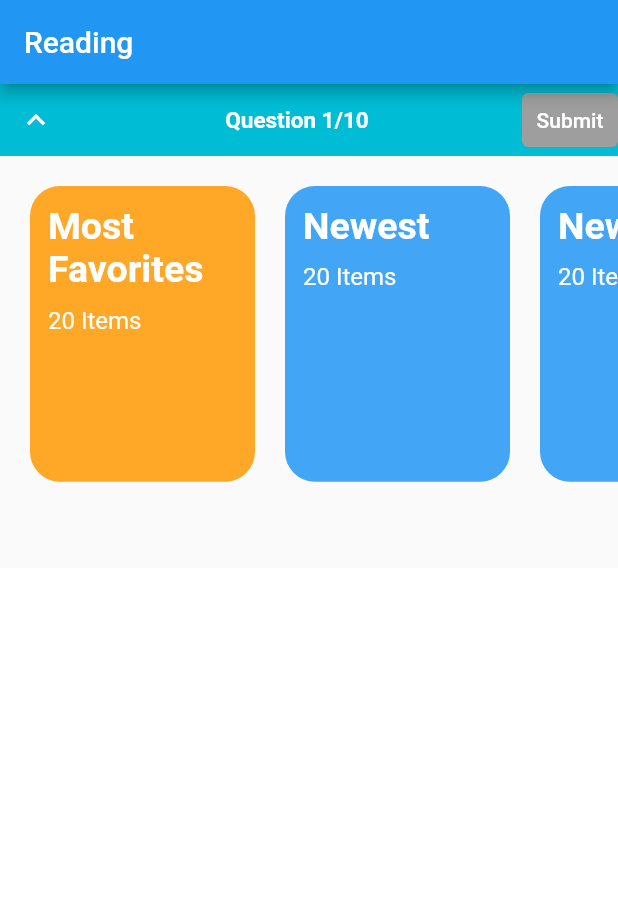
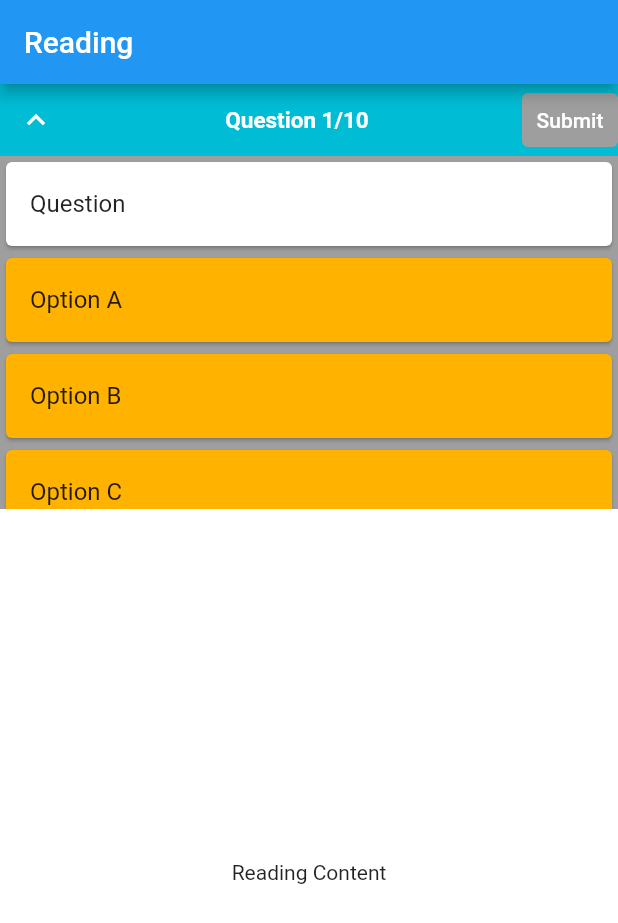
Before and after one commit to entest-hai/flutter_ielts, a Flutter app: the screen it shows after launch, on a phone screen of 412 x 824 dp. Shown: the top 923 px of the screen. Run offline on Flutter 3.47's test engine with Material 2 defaults, Android fonts, the light colour scheme and no system bars.

Commit message:
update questionpageview

```diff
--- a/lib/main.dart
+++ b/lib/main.dart
@@ -43,25 +43,72 @@ class _ReadingViewState extends State<ReadingView> {
       ),
       body: Column(
         children: [
-          _QuestionView(isHidden),
-          _OptionView(size, isHidden),
+          _QuestionBar(isHidden),
+         _QuestionPageView(size, isHidden),
           _ReadingContentView(size)
         ],
       )
     );
   }
 
-  Widget _ReadingContentView(size){
-    return Expanded(
-          child: Container(
-        color: Colors.white,
-        width: size.width,
-        height: size.height,
+  Widget _QuestionView(){
+    return ListView(
+      children: [
+        Card(
+          color: Colors.white,
+          child: ListTile(
+            title: Text("Question"),
+          )
+          ),
+        Card(
+          color: Colors.amber[600],
+          child: ListTile(
+            title: Text("Option A"),
+          )
+          ),
+        Card(
+          color: Colors.amber[600],
+          child: ListTile(
+            title: Text("Option B"),
+          )
+          ),
+        Card(
+          color: Colors.amber[600],
+          child: ListTile(
+            title: Text("Option C"),
+          )
+          ),
+        Card(
+          color: Colors.amber[600],
+          child: ListTile(
+            title: Text("Option D"),
+          )
+          ),
+      ],
+    );
+  }
+
+  Widget _QuestionPageView(size, isHidden){
+    return  Container(
+      width: size.width,
+      height: isHidden ? 0 : size.height / 3.5,
+      child: PageView(
+        children: [
+          Container(
+            color: Colors.grey,
+            child: _QuestionView(),
+          )
+          ,
+          Container(
+            color: Colors.grey,
+            child: _QuestionView(),
+          ),
+        ],
       ),
     );
   }
 
-  Widget _OptionView(size, isHidden) {
+  Widget _OptionViewA(size, isHidden) {
     return AnimatedOpacity(
       opacity: 1,
       duration: const Duration(microseconds: 200),
@@ -69,13 +116,13 @@ class _ReadingViewState extends State<ReadingView> {
         duration: const Duration(microseconds: 200),
         width: size.width,
         alignment: Alignment.topCenter,
-        height: isHidden ? 0 : size.height / 3,
+        height: isHidden ? 0 : size.height / 3.5,
         child: CategoriesScroller(),
       ),
       );
   }
 
-  Widget _QuestionView(isHidden) {
+  Widget _QuestionBar(isHidden) {
     return Container(
             color: Colors.cyan,
             child: Row(
@@ -110,6 +157,19 @@ class _ReadingViewState extends State<ReadingView> {
           );
   }
 
+  Widget _ReadingContentView(size){
+    return Expanded(
+        child: Container(
+          color: Colors.white,
+          width: size.width,
+          height: size.height,
+          child: Center(
+            child: Text("Reading Content"),
+          ),
+      ),
+    );
+  }
+
   void collapse() {
     setState(() {
       isHidden = !isHidden;
@@ -117,9 +177,10 @@ class _ReadingViewState extends State<ReadingView> {
   }
 }
 
+
+
 class CategoriesScroller extends StatelessWidget {
   const CategoriesScroller();
-
   @override
   Widget build(BuildContext context){
     final double categoryHeight = MediaQuery.of(context).size.height * 0.30 - 50;
```
